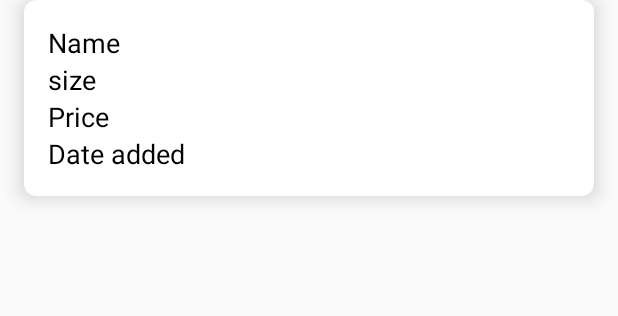
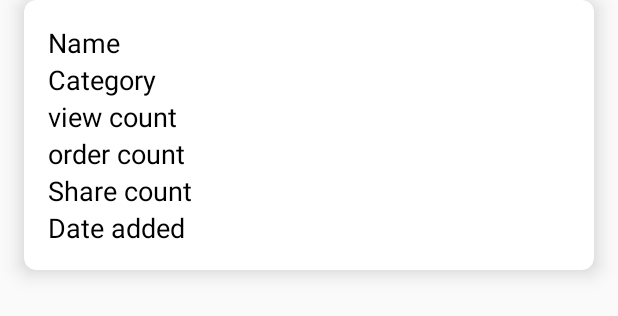
Before and after one commit to kailash09dabhi/HeadyTest, an Android app: the layout item_product.xml on its own in the app's theme, with its tools: preview values and no code run, on a phone screen of 412 x 824 dp. Shown: the top 316 px of the screen. Run offline under Robolectric (Android 15) with nearby library versions, the phone set to English and light mode, and no system bars.

Commit message:
Define database and show product list with ratings & category values

```diff
--- a/app/src/main/java/com/kailashdabhi/headytest/data/model/Categories.kt
+++ b/app/src/main/java/com/kailashdabhi/headytest/data/model/Categories.kt
@@ -3,9 +3,8 @@ package com.kailashdabhi.headytest.data.model
 import com.google.gson.annotations.SerializedName
 
 data class Categories(
-
   @SerializedName("id") val id: Int,
   @SerializedName("name") val name: String,
-  @SerializedName("products") val products: List<Product>,
+  @SerializedName("products") val products: List<ProductResponse>,
   @SerializedName("child_categories") val child_categories: List<String>
 )
--- a/app/src/main/java/com/kailashdabhi/headytest/data/model/ProductRankings.kt
+++ b/app/src/main/java/com/kailashdabhi/headytest/data/model/ProductRankings.kt
@@ -4,5 +4,5 @@ import com.google.gson.annotations.SerializedName
 
 data class ProductRankings(
   @SerializedName("ranking") val ranking: String,
-  @SerializedName("products") val products: List<ProductViewCount>
+  @SerializedName("products") val products: List<ProductRatingInfo>
 )
--- a/app/src/main/java/com/kailashdabhi/headytest/data/model/Product.kt
+++ b/app/src/main/java/com/kailashdabhi/headytest/data/model/ProductResponse.kt
@@ -1,15 +1,19 @@
 package com.kailashdabhi.headytest.data.model
 
 import com.google.gson.annotations.SerializedName
+import com.kailashdabhi.headytest.data.database.Product
 
 /**
  * @author kailash09dabhi@gmail.com
  * @date 25, Jan 2020 (11:50)
  */
-data class Product(
+data class ProductResponse(
   @SerializedName("id") val id: Int,
   @SerializedName("name") val name: String,
   @SerializedName("date_added") val dateAdded: String,
   @SerializedName("variants") val variants: List<Variants>,
   @SerializedName("tax") val tax: Tax
 )
+
+fun ProductResponse.toProduct(): Product =
+  Product(id = id, name = name, tax = tax, variants = variants, dateAdded = dateAdded)
--- a/app/src/main/res/layout/item_product.xml
+++ b/app/src/main/res/layout/item_product.xml
@@ -29,6 +29,17 @@
         tools:text="Name"
         />
     <TextView
+        android:id="@+id/category"
+        android:layout_width="0dp"
+        android:layout_height="wrap_content"
+        android:textAppearance="@style/TextAppearance.AppCompat.Medium"
+        android:textColor="@android:color/black"
+        app:layout_constraintEnd_toEndOf="parent"
+        app:layout_constraintStart_toStartOf="parent"
+        app:layout_constraintTop_toBottomOf="@id/name"
+        tools:text="Category"
+        />
+    <TextView
         android:id="@+id/dateAdded"
         android:layout_width="0dp"
         android:layout_height="wrap_content"
@@ -37,29 +48,39 @@
         app:layout_constraintBottom_toBottomOf="parent"
         app:layout_constraintEnd_toEndOf="parent"
         app:layout_constraintStart_toStartOf="parent"
-        app:layout_constraintTop_toBottomOf="@id/price"
+        app:layout_constraintTop_toBottomOf="@id/shareCount"
         tools:text="Date added"
         />
     <TextView
-        android:id="@+id/size"
+        android:id="@+id/viewCount"
         android:layout_width="wrap_content"
         android:layout_height="wrap_content"
         android:textAppearance="@style/TextAppearance.AppCompat.Medium"
         android:textColor="@android:color/black"
         app:layout_constraintStart_toStartOf="parent"
-        app:layout_constraintTop_toBottomOf="@id/name"
-        tools:text="size"
+        app:layout_constraintTop_toBottomOf="@id/category"
+        tools:text="view count"
         />
     <TextView
-        android:id="@+id/price"
+        android:id="@+id/orderCount"
+        android:layout_width="wrap_content"
+        android:layout_height="wrap_content"
+        android:textAppearance="@style/TextAppearance.AppCompat.Medium"
+        android:textColor="@android:color/black"
+        app:layout_constraintStart_toStartOf="parent"
+        app:layout_constraintTop_toBottomOf="@id/viewCount"
+        tools:text="order count"
+        />
+    <TextView
+        android:id="@+id/shareCount"
         android:layout_width="0dp"
         android:layout_height="wrap_content"
         android:textAppearance="@style/TextAppearance.AppCompat.Medium"
         android:textColor="@android:color/black"
         app:layout_constraintEnd_toEndOf="parent"
         app:layout_constraintStart_toStartOf="parent"
-        app:layout_constraintTop_toBottomOf="@id/size"
-        tools:text="Price"
+        app:layout_constraintTop_toBottomOf="@id/orderCount"
+        tools:text="Share count"
         />
   </androidx.constraintlayout.widget.ConstraintLayout>
 </androidx.cardview.widget.CardView>
```
Also changed, not shown: app/src/main/java/com/kailashdabhi/headytest/ProductAdapter.kt (+14 -2 lines), app/src/main/java/com/kailashdabhi/headytest/data/ProductRepository.kt (+22 -5 lines), app/src/main/java/com/kailashdabhi/headytest/data/database/Converters.kt (added, +45 -0 lines), app/src/main/java/com/kailashdabhi/headytest/data/database/Product.kt (added, +33 -0 lines), app/src/main/java/com/kailashdabhi/headytest/data/database/ProductDao.kt (added, +18 -0 lines), app/src/main/java/com/kailashdabhi/headytest/data/database/ProductDatabase.kt (added, +15 -0 lines), app/src/main/java/com/kailashdabhi/headytest/data/model/ProductRatingInfo.kt (added, +10 -0 lines), app/src/main/java/com/kailashdabhi/headytest/data/model/ProductViewCount.kt (deleted, +0 -9 lines), app/src/main/res/menu/product.xml (+9 -1 lines).
